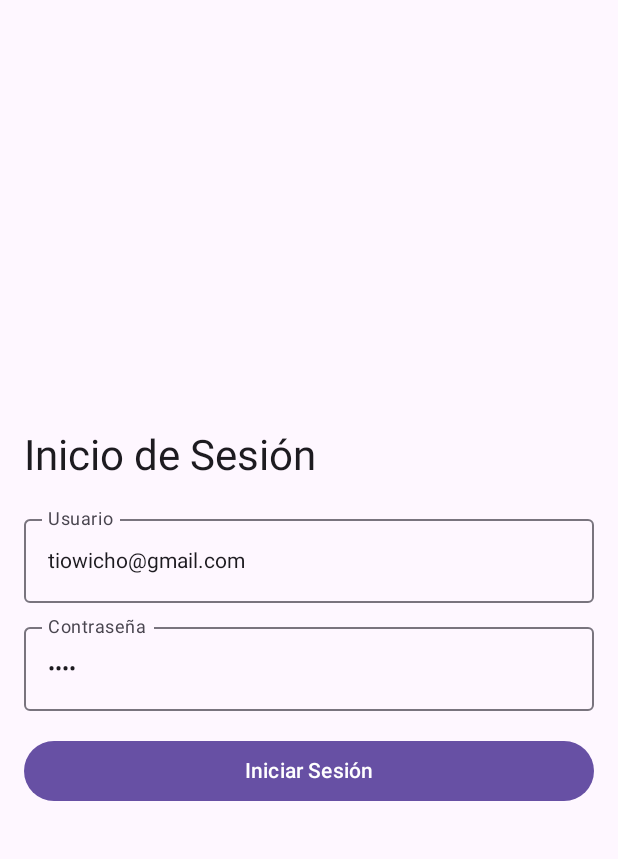
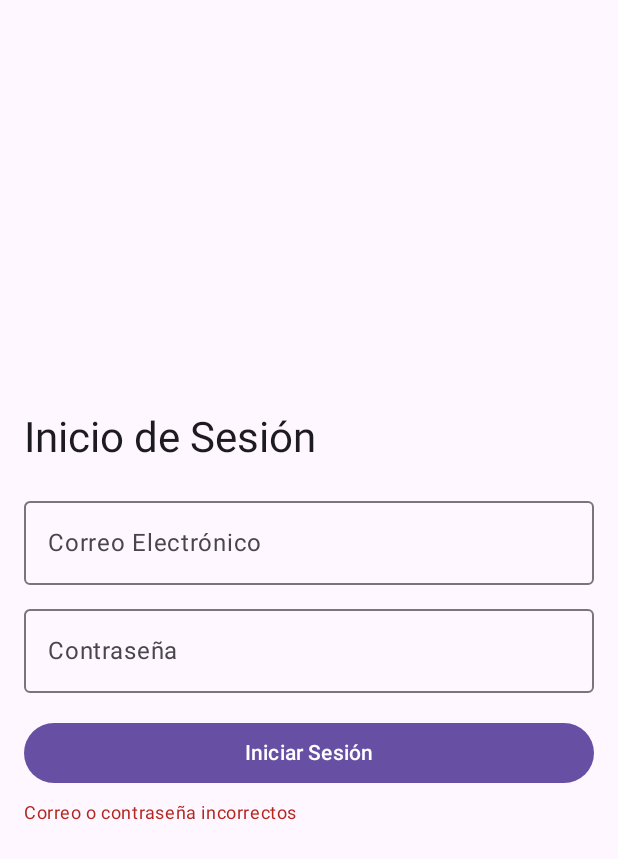
Before and after one commit to LosSemillerosDelNorte/TioWichoAppKotlin, an Android app built with Jetpack Compose: the screen it shows after launch (MainActivity), after a tap on "Iniciar Sesión", on a phone screen of 412 x 824 dp. Shown: the top 859 px of the screen. Run offline under Robolectric (Android 15) with nearby library versions, the phone set to English and light mode, and no system bars.

Commit message:
Pantallas disponibles creadas

```diff
--- a/app/src/main/AndroidManifest.xml
+++ b/app/src/main/AndroidManifest.xml
@@ -1,6 +1,8 @@
 <?xml version="1.0" encoding="utf-8"?>
 <manifest xmlns:android="http://schemas.android.com/apk/res/android"
     xmlns:tools="http://schemas.android.com/tools">
+
+    <uses-sdk tools:overrideLibrary="com.google.zxing.client.android" />
 
     <application
         android:allowBackup="true"
@@ -11,7 +13,8 @@
         android:roundIcon="@mipmap/ic_launcher_round"
         android:supportsRtl="true"
         android:theme="@style/Theme.TioWichoApp"
-        tools:targetApi="31">
+        tools:targetApi="31"
+        android:hardwareAccelerated="true">
         <activity
             android:name=".MainActivity"
             android:exported="true"
--- a/app/src/main/java/com/example/tiowichoapp/MainActivity.kt
+++ b/app/src/main/java/com/example/tiowichoapp/MainActivity.kt
@@ -14,9 +14,12 @@ import androidx.compose.foundation.text.KeyboardOptions
 import androidx.compose.material3.Button
 import androidx.compose.material3.MaterialTheme
 import androidx.compose.material3.OutlinedTextField
-import androidx.compose.material3.Surface
 import androidx.compose.material3.Text
 import androidx.compose.runtime.Composable
+import androidx.compose.runtime.getValue
+import androidx.compose.runtime.mutableStateOf
+import androidx.compose.runtime.remember
+import androidx.compose.runtime.setValue
 import androidx.compose.ui.Modifier
 import androidx.compose.ui.text.input.KeyboardType
 import androidx.compose.ui.text.input.PasswordVisualTransformation
@@ -24,17 +27,39 @@ import androidx.compose.ui.text.input.TextFieldValue
 import androidx.compose.ui.tooling.preview.Preview
 import androidx.compose.ui.unit.dp
 import com.example.tiowichoapp.ui.theme.TioWichoTheme
-import androidx.compose.runtime.*
-
+import androidx.compose.material3.Scaffold
+import androidx.navigation.compose.NavHost
+import androidx.navigation.compose.composable
+import androidx.navigation.compose.rememberNavController
+import com.example.tiowichoapp.ui.screens.HomeScreen
+import com.example.tiowichoapp.ui.screens.PedidoMesaScreen
+import com.example.tiowichoapp.ui.screens.PromocionScreen
+import com.example.tiowichoapp.ui.screens.ScannerScreen
 
 class MainActivity : ComponentActivity() {
     override fun onCreate(savedInstanceState: Bundle?) {
         super.onCreate(savedInstanceState)
         setContent {
             TioWichoTheme {
-                Surface(modifier = Modifier.fillMaxSize()) {
-                    LoginScreen("Android")
-
+                val navController = rememberNavController()
+                Scaffold (modifier = Modifier.fillMaxSize()) { innerPadding ->
+                    NavHost(navController = navController, startDestination = "login") {
+                        composable(route = "login") {
+                            LoginScreen(navController)
+                        }
+                        composable(route = "home") {
+                            HomeScreen(navController)
+                        }
+                        composable(route = "scaner") {
+                            ScannerScreen(navController)
+                        }
+                        composable(route = "pedido") {
+                            PedidoMesaScreen(navController)
+                        }
+                        composable(route = "promocion"){
+                            PromocionScreen(navController)
+                        }
+                    }
                 }
             }
         }
@@ -54,9 +79,12 @@ fun LoginScreenPreview() {
 }
 
 @Composable
-fun LoginScreen(s: String) {
-    var username by remember { mutableStateOf(TextFieldValue("tiowicho@gmail.com")) }
-    var password by remember { mutableStateOf(TextFieldValue("1234")) }
+fun <NavHostController> LoginScreen(navController: NavHostController) {
+    var username by remember { mutableStateOf(TextFieldValue("")) }
+    var password by remember { mutableStateOf(TextFieldValue("")) }
+    var isEmailValid by remember { mutableStateOf(true) }
+    var isPasswordValid by remember { mutableStateOf(true) }
+    var loginError by remember { mutableStateOf(false) }
 
     Column(
         modifier = Modifier
@@ -74,35 +102,70 @@ fun LoginScreen(s: String) {
         // Campo de texto para el usuario
         OutlinedTextField(
             value = username,
-            onValueChange = { username = it },
-            label = { Text("Usuario") },
+            onValueChange = {
+                username = it
+                isEmailValid = android.util.Patterns.EMAIL_ADDRESS.matcher(it.text).matches()
+            },
+            label = { Text("Correo Electrónico") },
+            isError = !isEmailValid,
             modifier = Modifier.fillMaxWidth()
         )
+        if (!isEmailValid && username.text.isNotEmpty()) {
+            Text(
+                text = "Correo inválido",
+                color = MaterialTheme.colorScheme.error,
+                style = MaterialTheme.typography.bodySmall
+            )
+        }
 
         Spacer(modifier = Modifier.height(8.dp))
 
         // Campo de texto para la contraseña
         OutlinedTextField(
             value = password,
-            onValueChange = { password = it },
+            onValueChange = {
+                password = it
+                isPasswordValid = it.text.isNotEmpty()
+            },
             label = { Text("Contraseña") },
             visualTransformation = PasswordVisualTransformation(),
             keyboardOptions = KeyboardOptions(keyboardType = KeyboardType.Password),
+            isError = !isPasswordValid,
             modifier = Modifier.fillMaxWidth()
         )
+        if (!isPasswordValid && password.text.isNotEmpty()) {
+            Text(
+                text = "Contraseña requerida",
+                color = MaterialTheme.colorScheme.error,
+                style = MaterialTheme.typography.bodySmall
+            )
+        }
 
         Spacer(modifier = Modifier.height(16.dp))
 
         // Botón para iniciar sesión
         Button(
             onClick = {
-                // Acción de inicio de sesión
-                println("Usuario: ${username.text}, Contraseña: ${password.text}")
-
+                // Validar credenciales
+                if (username.text == "tiowicho@gmail.com" && password.text == "1234") {
+                    loginError = false
+                    navController.navigate("HomeScreen")
+                } else {
+                    loginError = true
+                }
             },
             modifier = Modifier.fillMaxWidth()
         ) {
             Text("Iniciar Sesión")
         }
+
+        if (loginError) {
+            Spacer(modifier = Modifier.height(8.dp))
+            Text(
+                text = "Correo o contraseña incorrectos",
+                color = MaterialTheme.colorScheme.error,
+                style = MaterialTheme.typography.bodySmall
+            )
+        }
     }
 }
```
Also changed, not shown: app/build.gradle.kts (+6 -1 lines), app/src/main/java/com/example/tiowichoapp/ui/components/BaseScreen.kt (+3 -11 lines), app/src/main/java/com/example/tiowichoapp/ui/screens/HomeScreen.kt (+4 -5 lines), app/src/main/java/com/example/tiowichoapp/ui/screens/PedidoMesaScreen.kt (added, +35 -0 lines), app/src/main/java/com/example/tiowichoapp/ui/screens/PromocionScreen.kt (added, +42 -0 lines), app/src/main/java/com/example/tiowichoapp/ui/screens/ScannerScreen.kt (added, +87 -0 lines), gradle/libs.versions.toml (+9 -1 lines).
